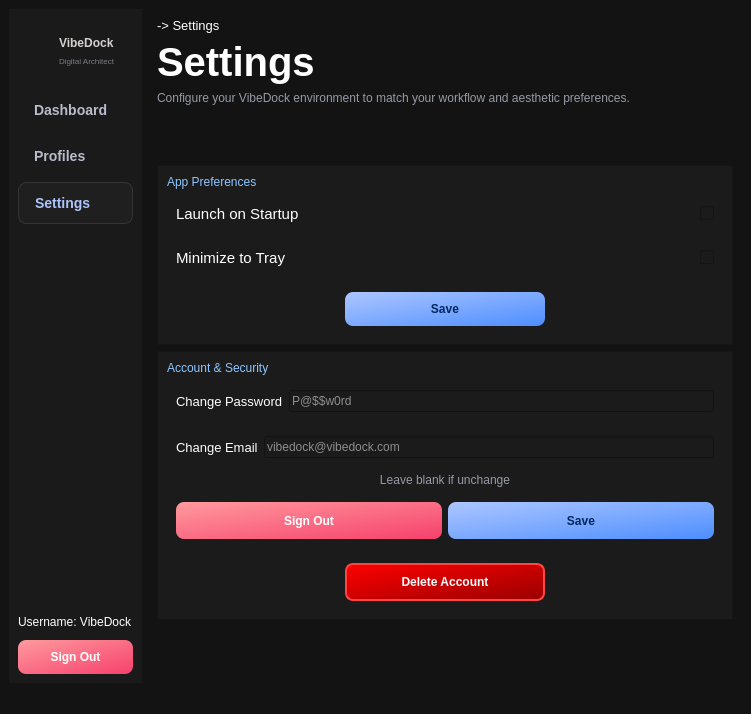
Qt form settings.ui (2012hhh2012/final-app-project) before a commit.
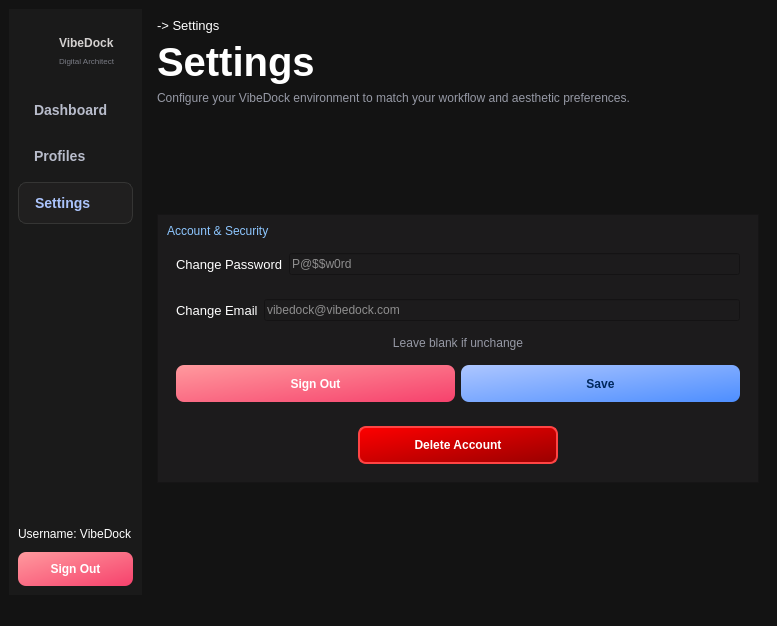
The same form after that commit. Icons and pictures are not drawn.

```diff
--- a/settings.ui
+++ b/settings.ui
@@ -6,8 +6,8 @@
    <rect>
     <x>0</x>
     <y>0</y>
-    <width>751</width>
-    <height>714</height>
+    <width>777</width>
+    <height>626</height>
    </rect>
   </property>
   <property name="windowTitle">
@@ -312,197 +312,6 @@
          </property>
         </spacer>
        </item>
-       <item>
-        <widget class="QFrame" name="frame">
-         <property name="styleSheet">
-          <string notr="true">background-color: #1c1b1c;</string>
-         </property>
-         <property name="frameShape">
-          <enum>QFrame::StyledPanel</enum>
-         </property>
-         <property name="frameShadow">
-          <enum>QFrame::Raised</enum>
-         </property>
-         <layout class="QVBoxLayout" name="verticalLayout_2">
-          <item>
-           <widget class="QLabel" name="label_6">
-            <property name="font">
-             <font>
-              <pointsize>9</pointsize>
-             </font>
-            </property>
-            <property name="styleSheet">
-             <string notr="true">color: #8dc6ff;</string>
-            </property>
-            <property name="text">
-             <string>App Preferences</string>
-            </property>
-           </widget>
-          </item>
-          <item>
-           <widget class="QWidget" name="widget_5" native="true">
-            <layout class="QHBoxLayout" name="horizontalLayout_4">
-             <item>
-              <widget class="QLabel" name="label_7">
-               <property name="font">
-                <font>
-                 <pointsize>11</pointsize>
-                </font>
-               </property>
-               <property name="styleSheet">
-                <string notr="true">color: white;</string>
-               </property>
-               <property name="text">
-                <string>Launch on Startup</string>
-               </property>
-              </widget>
-             </item>
-             <item>
-              <spacer name="horizontalSpacer_2">
-               <property name="orientation">
-                <enum>Qt::Horizontal</enum>
-               </property>
-               <property name="sizeHint" stdset="0">
-                <size>
-                 <width>40</width>
-                 <height>20</height>
-                </size>
-               </property>
-              </spacer>
-             </item>
-             <item>
-              <widget class="QCheckBox" name="chkLaunchOnStartup">
-               <property name="text">
-                <string/>
-               </property>
-              </widget>
-             </item>
-            </layout>
-           </widget>
-          </item>
-          <item>
-           <widget class="QWidget" name="widget_2" native="true">
-            <layout class="QHBoxLayout" name="horizontalLayout_3">
-             <item>
-              <widget class="QLabel" name="label_8">
-               <property name="font">
-                <font>
-                 <pointsize>11</pointsize>
-                </font>
-               </property>
-               <property name="styleSheet">
-                <string notr="true">color: white;</string>
-               </property>
-               <property name="text">
-                <string>Minimize to Tray</string>
-               </property>
-              </widget>
-             </item>
-             <item>
-              <spacer name="horizontalSpacer">
-               <property name="orientation">
-                <enum>Qt::Horizontal</enum>
-               </property>
-               <property name="sizeHint" stdset="0">
-                <size>
-                 <width>40</width>
-                 <height>20</height>
-                </size>
-               </property>
-              </spacer>
-             </item>
-             <item>
-              <widget class="QCheckBox" name="chkMinimizeToTray">
-               <property name="text">
-                <string/>
-               </property>
-              </widget>
-             </item>
-            </layout>
-           </widget>
-          </item>
-          <item>
-           <widget class="QWidget" name="widget_11" native="true">
-            <layout class="QHBoxLayout" name="horizontalLayout_9">
-             <item>
-              <spacer name="horizontalSpacer_5">
-               <property name="orientation">
-                <enum>Qt::Horizontal</enum>
-               </property>
-               <property name="sizeType">
-                <enum>QSizePolicy::Fixed</enum>
-               </property>
-               <property name="sizeHint" stdset="0">
-                <size>
-                 <width>70</width>
-                 <height>16</height>
-                </size>
-               </property>
-              </spacer>
-             </item>
-             <item>
-              <widget class="QPushButton" name="btnAppSave">
-               <property name="maximumSize">
-                <size>
-                 <width>200</width>
-                 <height>16777215</height>
-                </size>
-               </property>
-               <property name="font">
-                <font>
-                 <pointsize>9</pointsize>
-                 <weight>75</weight>
-                 <bold>true</bold>
-                </font>
-               </property>
-               <property name="styleSheet">
-                <string notr="true">QPushButton {
-    background: qlineargradient(x1:0, y1:0, x2:1, y2:1, stop:0 #adc6ff, stop:1 #4d8eff);
-    color: #00285d;
-    font-weight: bold;
-    border-radius: 8px;
-    padding: 10px;
-    border: none;
-}
-
-QPushButton:hover {
-    background: qlineargradient(x1:0, y1:0, x2:1, y2:1, stop:0 #c2d5ff, stop:1 #66a1ff);
-    color: #001a3d;
-}
-
-QPushButton:pressed {
-    background: qlineargradient(x1:0, y1:0, x2:1, y2:1, stop:0 #8aa9ff, stop:1 #3b76e0);
-    padding-left: 12px;
-    padding-top: 12px;
-}</string>
-               </property>
-               <property name="text">
-                <string>Save</string>
-               </property>
-              </widget>
-             </item>
-             <item>
-              <spacer name="horizontalSpacer_6">
-               <property name="orientation">
-                <enum>Qt::Horizontal</enum>
-               </property>
-               <property name="sizeType">
-                <enum>QSizePolicy::Fixed</enum>
-               </property>
-               <property name="sizeHint" stdset="0">
-                <size>
-                 <width>70</width>
-                 <height>16</height>
-                </size>
-               </property>
-              </spacer>
-             </item>
-            </layout>
-           </widget>
-          </item>
-         </layout>
-        </widget>
-       </item>
        <item>
         <widget class="QFrame" name="frame_3">
          <property name="styleSheet">
```
Left out of the diff: 2 changed lines with no effect on the pictures.
